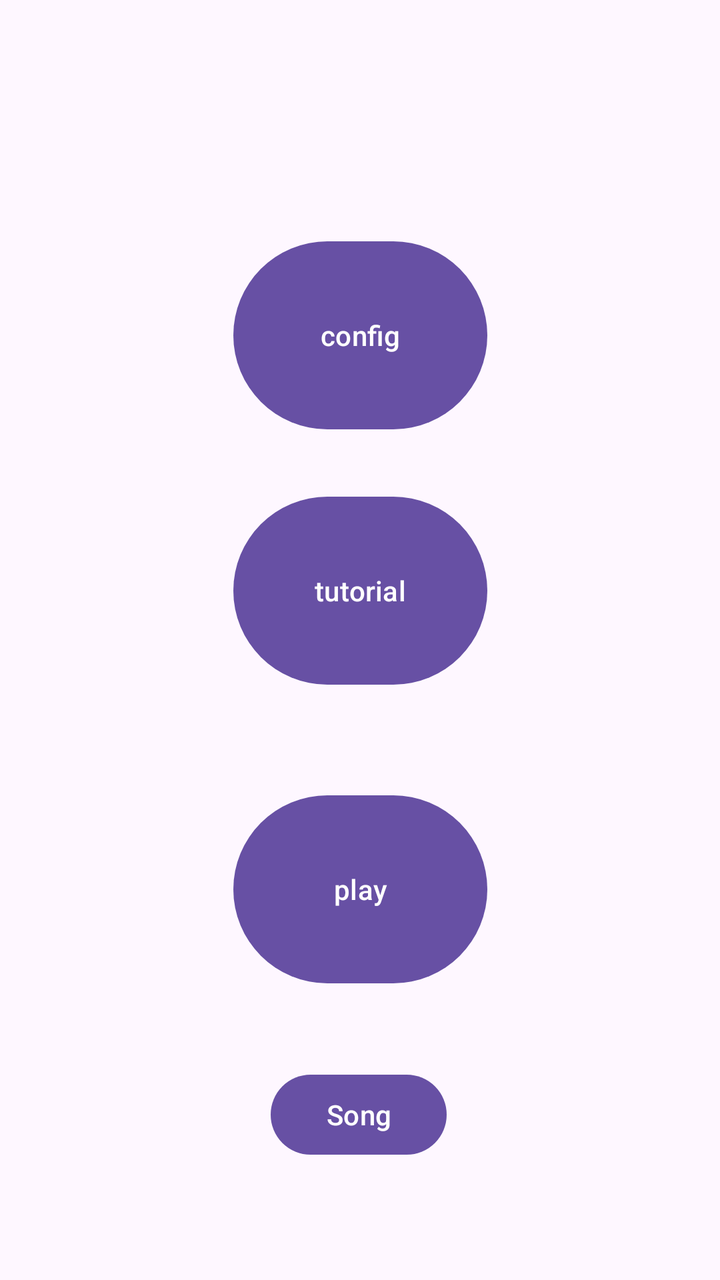
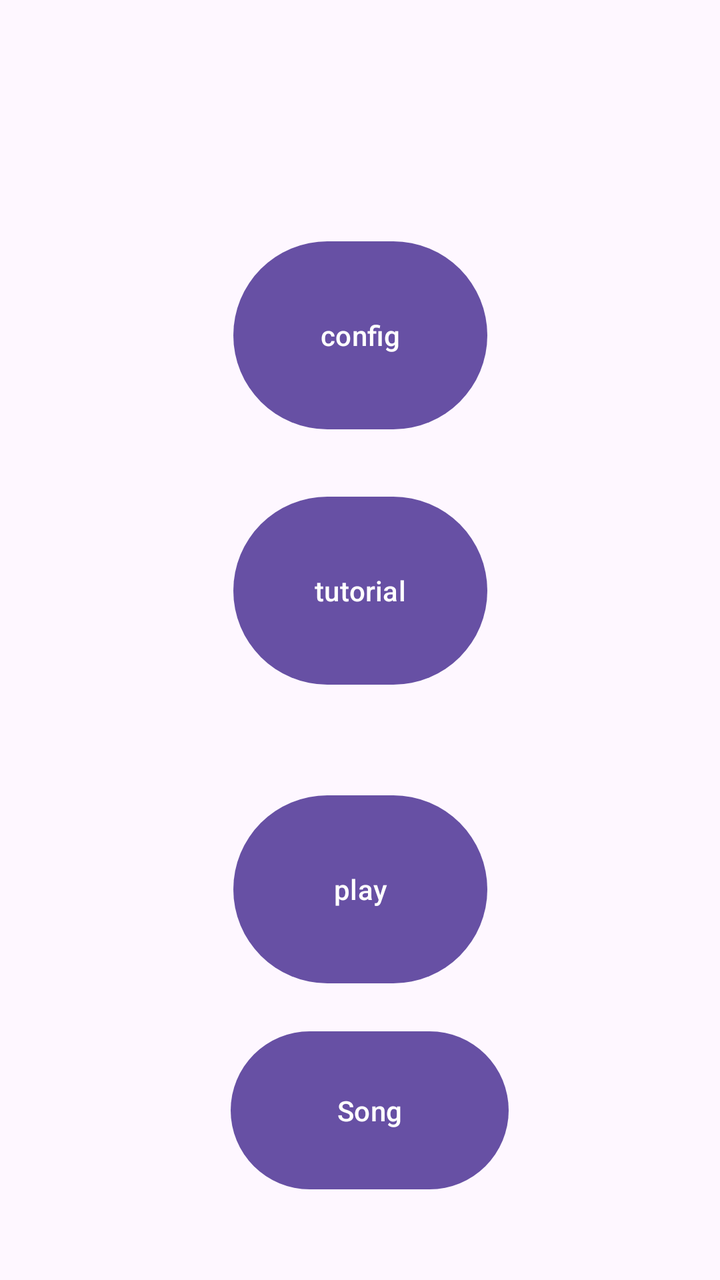

Screens rendered from an Android XML layout before and after an edit, with the pre-edit source and the edit as a unified diff.
<!-- AndroidManifest.xml: application theme Theme.MyApplication -->
<!-- res/layout/activity_main.xml -->
<?xml version="1.0" encoding="utf-8"?>
<androidx.constraintlayout.widget.ConstraintLayout xmlns:android="http://schemas.android.com/apk/res/android"
    xmlns:app="http://schemas.android.com/apk/res-auto"
    xmlns:tools="http://schemas.android.com/tools"
    android:id="@+id/main"
    android:layout_width="match_parent"
    android:layout_height="match_parent"
    tools:context=".MainActivity">

    <Button
        android:id="@+id/playBtn"
        android:layout_width="127dp"
        android:layout_height="102dp"
        android:text="play"
        app:layout_constraintBottom_toBottomOf="parent"
        app:layout_constraintEnd_toEndOf="parent"
        app:layout_constraintStart_toStartOf="parent"
        app:layout_constraintTop_toTopOf="parent"
        app:layout_constraintVertical_bias="0.732" />

    <Button
        android:id="@+id/tutorialBtn"
        android:layout_width="127dp"
        android:layout_height="102dp"
        android:text="tutorial"
        app:layout_constraintBottom_toBottomOf="parent"
        app:layout_constraintEnd_toEndOf="parent"
        app:layout_constraintStart_toStartOf="parent"
        app:layout_constraintTop_toTopOf="parent"
        app:layout_constraintVertical_bias="0.454" />

    <Button
        android:id="@+id/configBtn"
        android:layout_width="127dp"
        android:layout_height="102dp"
        android:text="config"
        app:layout_constraintBottom_toBottomOf="parent"
        app:layout_constraintEnd_toEndOf="parent"
        app:layout_constraintStart_toStartOf="parent"
        app:layout_constraintTop_toTopOf="parent"
        app:layout_constraintVertical_bias="0.217" />

    <Button
        android:id="@+id/songBtn"
        android:layout_width="wrap_content"
        android:layout_height="wrap_content"
        android:text="Song"
        app:layout_constraintBottom_toBottomOf="parent"
        app:layout_constraintEnd_toEndOf="parent"
        app:layout_constraintHorizontal_bias="0.498"
        app:layout_constraintStart_toStartOf="parent"
        app:layout_constraintTop_toTopOf="parent"
        app:layout_constraintVertical_bias="0.901" />

</androidx.constraintlayout.widget.ConstraintLayout>
<!-- resources referenced by this layout -->
<resources>
  <style name="Theme.MyApplication" parent="Base.Theme.MyApplication" />
  <style name="Base.Theme.MyApplication" parent="Theme.Material3.DayNight.NoActionBar">
          
          
      </style>
</resources>

<!-- the commit's change to res/layout/activity_main.xml (unified diff, before → after) -->
@@ -42,14 +42,14 @@
 
     <Button
         android:id="@+id/songBtn"
-        android:layout_width="wrap_content"
-        android:layout_height="wrap_content"
+        android:layout_width="139dp"
+        android:layout_height="87dp"
         android:text="Song"
         app:layout_constraintBottom_toBottomOf="parent"
         app:layout_constraintEnd_toEndOf="parent"
-        app:layout_constraintHorizontal_bias="0.498"
+        app:layout_constraintHorizontal_bias="0.522"
         app:layout_constraintStart_toStartOf="parent"
         app:layout_constraintTop_toTopOf="parent"
-        app:layout_constraintVertical_bias="0.901" />
+        app:layout_constraintVertical_bias="0.925" />
 
 </androidx.constraintlayout.widget.ConstraintLayout>
